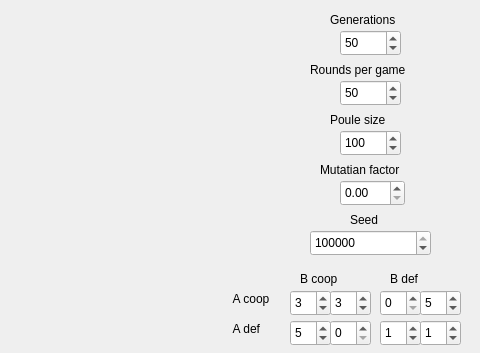
Above: GT/untitled.ui from ODuddles/ICS before the change; both pictures show x 320 to 800 and y 0 to 353 of the 800 by 600 pixel window. Below: the same form after it.
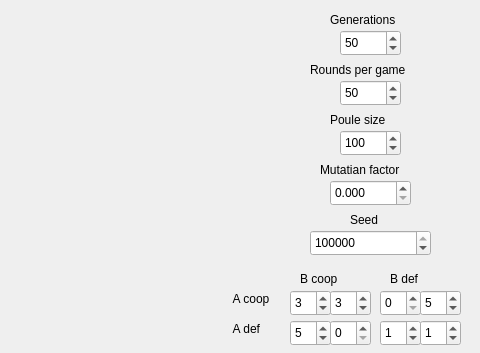
That is the form after the change. Custom widgets are drawn as their Qt base class.

The edit to the form file:
```diff
--- a/GT/untitled.ui
+++ b/GT/untitled.ui
@@ -322,12 +322,15 @@
    <widget class="QDoubleSpinBox" name="doubleSpinBox">
     <property name="geometry">
      <rect>
-      <x>660</x>
+      <x>650</x>
       <y>180</y>
-      <width>65</width>
+      <width>81</width>
       <height>26</height>
      </rect>
     </property>
+    <property name="decimals">
+     <number>3</number>
+    </property>
     <property name="maximum">
      <double>0.500000000000000</double>
     </property>
```
